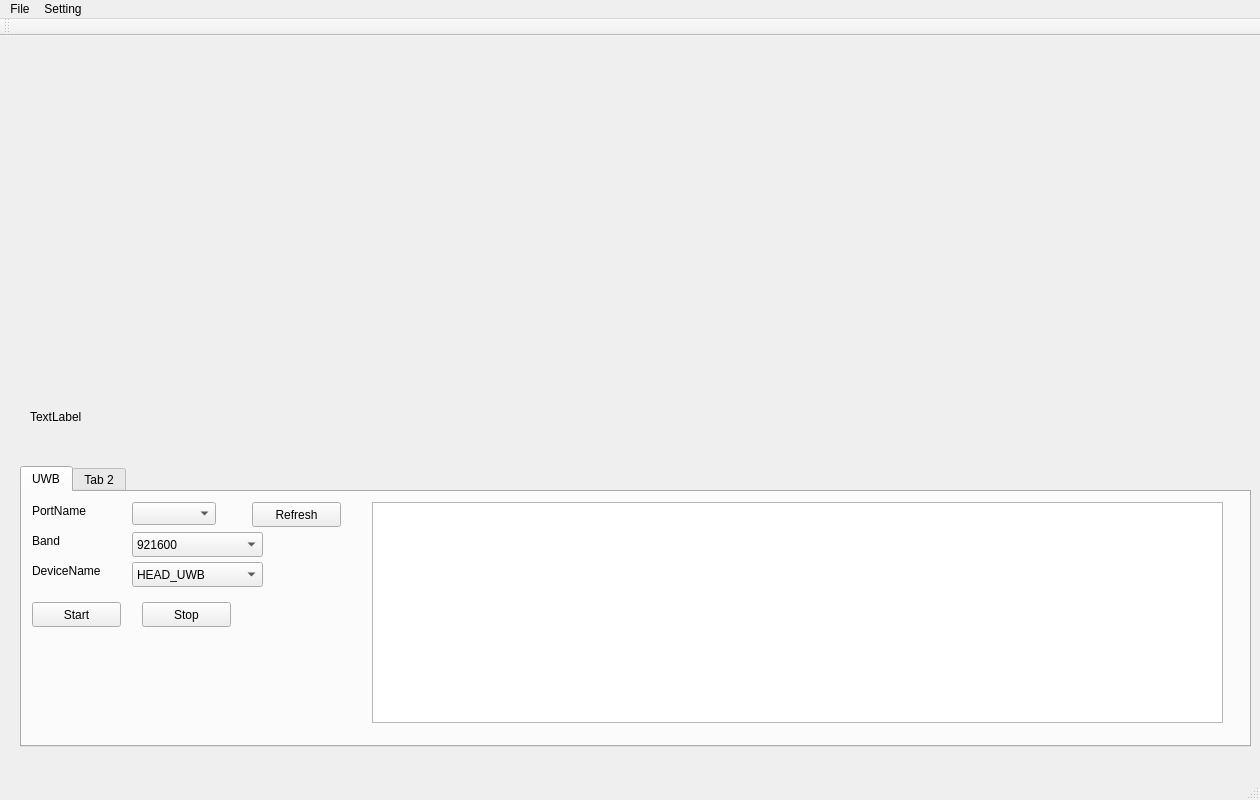
First picture: the form in mainwindow.ui, repository wystephen/DataCollector, before the edit.
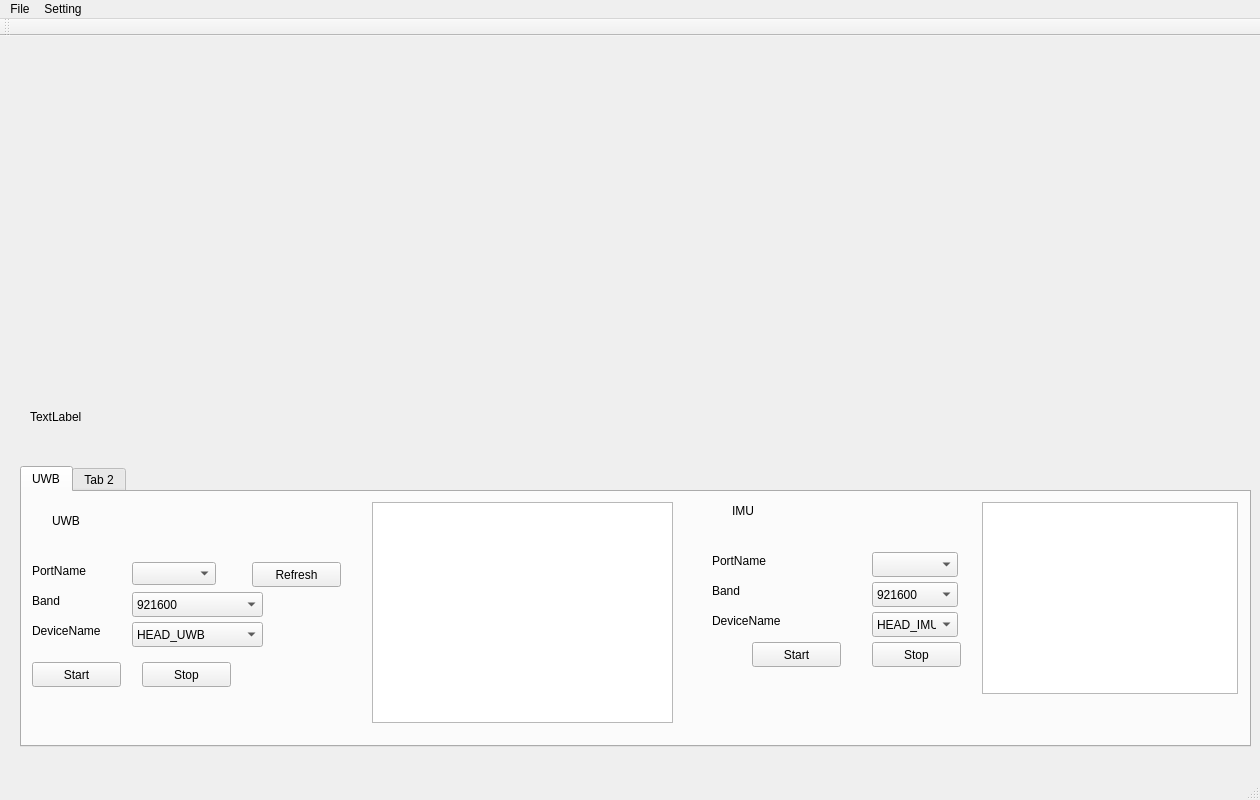
Second picture: the form after the edit.

```diff
--- a/mainwindow.ui
+++ b/mainwindow.ui
@@ -56,7 +56,7 @@
       <property name="geometry">
        <rect>
         <x>110</x>
-        <y>10</y>
+        <y>70</y>
         <width>84</width>
         <height>23</height>
        </rect>
@@ -84,7 +84,7 @@
       <property name="geometry">
        <rect>
         <x>110</x>
-        <y>40</y>
+        <y>100</y>
         <width>131</width>
         <height>25</height>
        </rect>
@@ -104,7 +104,7 @@
       <property name="geometry">
        <rect>
         <x>110</x>
-        <y>70</y>
+        <y>130</y>
         <width>131</width>
         <height>25</height>
        </rect>
@@ -119,7 +119,7 @@
       <property name="geometry">
        <rect>
         <x>10</x>
-        <y>110</y>
+        <y>170</y>
         <width>89</width>
         <height>25</height>
        </rect>
@@ -132,7 +132,7 @@
       <property name="geometry">
        <rect>
         <x>120</x>
-        <y>110</y>
+        <y>170</y>
         <width>89</width>
         <height>25</height>
        </rect>
@@ -145,7 +145,7 @@
       <property name="geometry">
        <rect>
         <x>10</x>
-        <y>10</y>
+        <y>70</y>
         <width>81</width>
         <height>17</height>
        </rect>
@@ -158,7 +158,7 @@
       <property name="geometry">
        <rect>
         <x>10</x>
-        <y>40</y>
+        <y>100</y>
         <width>67</width>
         <height>17</height>
        </rect>
@@ -171,7 +171,7 @@
       <property name="geometry">
        <rect>
         <x>10</x>
-        <y>70</y>
+        <y>130</y>
         <width>91</width>
         <height>17</height>
        </rect>
@@ -185,7 +185,7 @@
        <rect>
         <x>350</x>
         <y>10</y>
-        <width>851</width>
+        <width>301</width>
         <height>221</height>
        </rect>
       </property>
@@ -194,7 +194,7 @@
       <property name="geometry">
        <rect>
         <x>230</x>
-        <y>10</y>
+        <y>70</y>
         <width>89</width>
         <height>25</height>
        </rect>
@@ -203,6 +203,147 @@
        <string>Refresh</string>
       </property>
      </widget>
+     <widget class="QLabel" name="label_4">
+      <property name="geometry">
+       <rect>
+        <x>30</x>
+        <y>20</y>
+        <width>67</width>
+        <height>17</height>
+       </rect>
+      </property>
+      <property name="text">
+       <string>UWB</string>
+      </property>
+     </widget>
+     <widget class="QLabel" name="label_5">
+      <property name="geometry">
+       <rect>
+        <x>710</x>
+        <y>10</y>
+        <width>67</width>
+        <height>17</height>
+       </rect>
+      </property>
+      <property name="text">
+       <string>IMU</string>
+      </property>
+     </widget>
+     <widget class="QLabel" name="label_6">
+      <property name="geometry">
+       <rect>
+        <x>690</x>
+        <y>60</y>
+        <width>91</width>
+        <height>17</height>
+       </rect>
+      </property>
+      <property name="text">
+       <string>PortName</string>
+      </property>
+     </widget>
+     <widget class="QLabel" name="label_7">
+      <property name="geometry">
+       <rect>
+        <x>690</x>
+        <y>90</y>
+        <width>67</width>
+        <height>17</height>
+       </rect>
+      </property>
+      <property name="text">
+       <string>Band</string>
+      </property>
+     </widget>
+     <widget class="QLabel" name="label_8">
+      <property name="geometry">
+       <rect>
+        <x>690</x>
+        <y>120</y>
+        <width>101</width>
+        <height>17</height>
+       </rect>
+      </property>
+      <property name="text">
+       <string>DeviceName</string>
+      </property>
+     </widget>
+     <widget class="QPushButton" name="btn_start_imu">
+      <property name="geometry">
+       <rect>
+        <x>730</x>
+        <y>150</y>
+        <width>89</width>
+        <height>25</height>
+       </rect>
+      </property>
+      <property name="text">
+       <string>Start</string>
+      </property>
+     </widget>
+     <widget class="QPushButton" name="btn_stop_imu">
+      <property name="geometry">
+       <rect>
+        <x>850</x>
+        <y>150</y>
+        <width>89</width>
+        <height>25</height>
+       </rect>
+      </property>
+      <property name="text">
+       <string>Stop</string>
+      </property>
+     </widget>
+     <widget class="QComboBox" name="comboxBox_imu_portName">
+      <property name="geometry">
+       <rect>
+        <x>850</x>
+        <y>60</y>
+        <width>86</width>
+        <height>25</height>
+       </rect>
+      </property>
+     </widget>
+     <widget class="QComboBox" name="comboBox_imu_band">
+      <property name="geometry">
+       <rect>
+        <x>850</x>
+        <y>90</y>
+        <width>86</width>
+        <height>25</height>
+       </rect>
+      </property>
+      <item>
+       <property name="text">
+        <string>921600</string>
+       </property>
+      </item>
+     </widget>
+     <widget class="QComboBox" name="comboBox_imu_name">
+      <property name="geometry">
+       <rect>
+        <x>850</x>
+        <y>120</y>
+        <width>86</width>
+        <height>25</height>
+       </rect>
+      </property>
+      <item>
+       <property name="text">
+        <string>HEAD_IMU</string>
+       </property>
+      </item>
+     </widget>
+     <widget class="QTextBrowser" name="text_browser_imu">
+      <property name="geometry">
+       <rect>
+        <x>960</x>
+        <y>10</y>
+        <width>256</width>
+        <height>192</height>
+       </rect>
+      </property>
+     </widget>
     </widget>
     <widget class="QWidget" name="tab_2">
      <attribute name="title">
```
Left out of the diff: 5 changed lines with no effect on the pictures.
